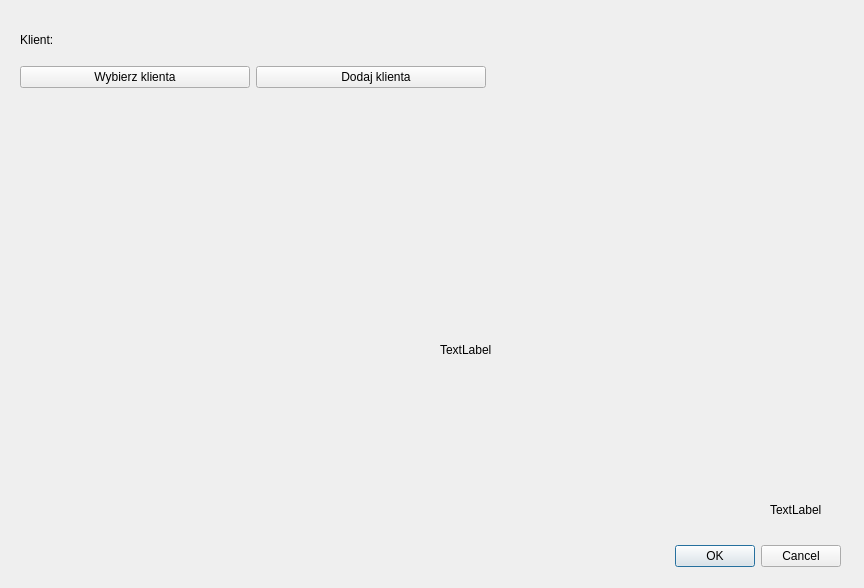
First picture: the form in noweZamowienieDialog.ui, repository militia11/shoes, before the edit.
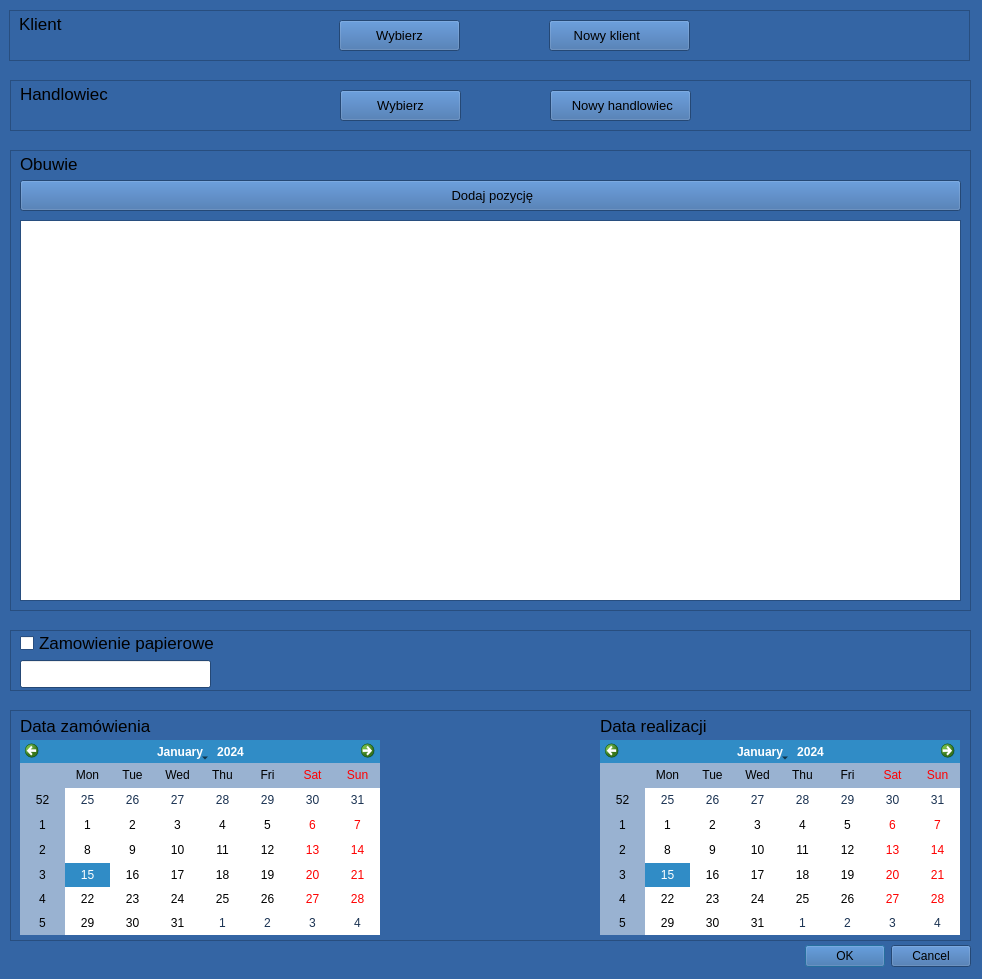
Second picture: the form after the edit. Icons and pictures are not drawn.

What changed in the file:
```diff
--- a/noweZamowienieDialog.ui
+++ b/noweZamowienieDialog.ui
@@ -6,18 +6,433 @@
    <rect>
     <x>0</x>
     <y>0</y>
-    <width>864</width>
-    <height>588</height>
+    <width>982</width>
+    <height>979</height>
    </rect>
   </property>
+  <property name="palette">
+   <palette>
+    <active>
+     <colorrole role="WindowText">
+      <brush brushstyle="SolidPattern">
+       <color alpha="255">
+        <red>0</red>
+        <green>0</green>
+        <blue>0</blue>
+       </color>
+      </brush>
+     </colorrole>
+     <colorrole role="Button">
+      <brush brushstyle="SolidPattern">
+       <color alpha="255">
+        <red>52</red>
+        <green>101</green>
+        <blue>164</blue>
+       </color>
+      </brush>
+     </colorrole>
+     <colorrole role="Light">
+      <brush brushstyle="SolidPattern">
+       <color alpha="255">
+        <red>78</red>
+        <green>152</green>
+        <blue>246</blue>
+       </color>
+      </brush>
+     </colorrole>
+     <colorrole role="Midlight">
+      <brush brushstyle="SolidPattern">
+       <color alpha="255">
+        <red>65</red>
+        <green>126</green>
+        <blue>205</blue>
+       </color>
+      </brush>
+     </colorrole>
+     <colorrole role="Dark">
+      <brush brushstyle="SolidPattern">
+       <color alpha="255">
+        <red>26</red>
+        <green>50</green>
+        <blue>82</blue>
+       </color>
+      </brush>
+     </colorrole>
+     <colorrole role="Mid">
+      <brush brushstyle="SolidPattern">
+       <color alpha="255">
+        <red>34</red>
+        <green>67</green>
+        <blue>109</blue>
+       </color>
+      </brush>
+     </colorrole>
+     <colorrole role="Text">
+      <brush brushstyle="SolidPattern">
+       <color alpha="255">
+        <red>0</red>
+        <green>0</green>
+        <blue>0</blue>
+       </color>
+      </brush>
+     </colorrole>
+     <colorrole role="BrightText">
+      <brush brushstyle="SolidPattern">
+       <color alpha="255">
+        <red>255</red>
+        <green>255</green>
+        <blue>255</blue>
+       </color>
+      </brush>
+     </colorrole>
+     <colorrole role="ButtonText">
+      <brush brushstyle="SolidPattern">
+       <color alpha="255">
+        <red>0</red>
+        <green>0</green>
+        <blue>0</blue>
+       </color>
+      </brush>
+     </colorrole>
+     <colorrole role="Base">
+      <brush brushstyle="SolidPattern">
+       <color alpha="255">
+        <red>255</red>
+        <green>255</green>
+        <blue>255</blue>
+       </color>
+      </brush>
+     </colorrole>
+     <colorrole role="Window">
+      <brush brushstyle="SolidPattern">
+       <color alpha="255">
+        <red>52</red>
+        <green>101</green>
+        <blue>164</blue>
+       </color>
+      </brush>
+     </colorrole>
+     <colorrole role="Shadow">
+      <brush brushstyle="SolidPattern">
+       <color alpha="255">
+        <red>0</red>
+        <green>0</green>
+        <blue>0</blue>
+       </color>
+      </brush>
+     </colorrole>
+     <colorrole role="AlternateBase">
+      <brush brushstyle="SolidPattern">
+       <color alpha="255">
+        <red>153</red>
+        <green>178</green>
+        <blue>209</blue>
+       </color>
+      </brush>
+     </colorrole>
+     <colorrole role="ToolTipBase">
+      <brush brushstyle="SolidPattern">
+       <color alpha="255">
+        <red>255</red>
+        <green>255</green>
+        <blue>220</blue>
+       </color>
+      </brush>
+     </colorrole>
+     <colorrole role="ToolTipText">
+      <brush brushstyle="SolidPattern">
+       <color alpha="255">
+        <red>0</red>
+        <green>0</green>
+        <blue>0</blue>
+       </color>
+      </brush>
+     </colorrole>
+    </active>
+    <inactive>
+     <colorrole role="WindowText">
+      <brush brushstyle="SolidPattern">
+       <color alpha="255">
+        <red>0</red>
+        <green>0</green>
+        <blue>0</blue>
+       </color>
+      </brush>
+     </colorrole>
+     <colorrole role="Button">
+      <brush brushstyle="SolidPattern">
+       <color alpha="255">
+        <red>52</red>
+        <green>101</green>
+        <blue>164</blue>
+       </color>
+      </brush>
+     </colorrole>
+     <colorrole role="Light">
+      <brush brushstyle="SolidPattern">
+       <color alpha="255">
+        <red>78</red>
+        <green>152</green>
+        <blue>246</blue>
+       </color>
+      </brush>
+     </colorrole>
+     <colorrole role="Midlight">
+      <brush brushstyle="SolidPattern">
+       <color alpha="255">
+        <red>65</red>
+        <green>126</green>
+        <blue>205</blue>
+       </color>
+      </brush>
+     </colorrole>
+     <colorrole role="Dark">
+      <brush brushstyle="SolidPattern">
+       <color alpha="255">
+        <red>26</red>
+        <green>50</green>
+        <blue>82</blue>
+       </color>
+      </brush>
+     </colorrole>
+     <colorrole role="Mid">
+      <brush brushstyle="SolidPattern">
+       <color alpha="255">
+        <red>34</red>
+        <green>67</green>
+        <blue>109</blue>
+       </color>
+      </brush>
+     </colorrole>
+     <colorrole role="Text">
+      <brush brushstyle="SolidPattern">
+       <color alpha="255">
+        <red>0</red>
+        <green>0</green>
+        <blue>0</blue>
+       </color>
+      </brush>
+     </colorrole>
+     <colorrole role="BrightText">
+      <brush brushstyle="SolidPattern">
+       <color alpha="255">
+        <red>255</red>
+        <green>255</green>
+        <blue>255</blue>
+       </color>
+      </brush>
+     </colorrole>
+     <colorrole role="ButtonText">
+      <brush brushstyle="SolidPattern">
+       <color alpha="255">
+        <red>0</red>
+        <green>0</green>
+        <blue>0</blue>
+       </color>
+      </brush>
+     </colorrole>
+     <colorrole role="Base">
+      <brush brushstyle="SolidPattern">
+       <color alpha="255">
+        <red>255</red>
+        <green>255</green>
+        <blue>255</blue>
+       </color>
+      </brush>
+     </colorrole>
+     <colorrole role="Window">
+      <brush brushstyle="SolidPattern">
+       <color alpha="255">
+        <red>52</red>
+        <green>101</green>
+        <blue>164</blue>
+       </color>
+      </brush>
+     </colorrole>
+     <colorrole role="Shadow">
+      <brush brushstyle="SolidPattern">
+       <color alpha="255">
+        <red>0</red>
+        <green>0</green>
+        <blue>0</blue>
+       </color>
+      </brush>
+     </colorrole>
+     <colorrole role="AlternateBase">
+      <brush brushstyle="SolidPattern">
+       <color alpha="255">
+        <red>153</red>
+        <green>178</green>
+        <blue>209</blue>
+       </color>
+      </brush>
+     </colorrole>
+     <colorrole role="ToolTipBase">
+      <brush brushstyle="SolidPattern">
+       <color alpha="255">
+        <red>255</red>
+        <green>255</green>
+        <blue>220</blue>
+       </color>
+      </brush>
+     </colorrole>
+     <colorrole role="ToolTipText">
+      <brush brushstyle="SolidPattern">
+       <color alpha="255">
+        <red>0</red>
+        <green>0</green>
+        <blue>0</blue>
+       </color>
+      </brush>
+     </colorrole>
+    </inactive>
+    <disabled>
+     <colorrole role="WindowText">
+      <brush brushstyle="SolidPattern">
+       <color alpha="255">
+        <red>26</red>
+        <green>50</green>
+        <blue>82</blue>
+       </color>
+      </brush>
+     </colorrole>
+     <colorrole role="Button">
+      <brush brushstyle="SolidPattern">
+       <color alpha="255">
+        <red>52</red>
+        <green>101</green>
+        <blue>164</blue>
+       </color>
+      </brush>
+     </colorrole>
+     <colorrole role="Light">
+      <brush brushstyle="SolidPattern">
+       <color alpha="255">
+        <red>78</red>
+        <green>152</green>
+        <blue>246</blue>
+       </color>
+      </brush>
+     </colorrole>
+     <colorrole role="Midlight">
+      <brush brushstyle="SolidPattern">
+       <color alpha="255">
+        <red>65</red>
+        <green>126</green>
+        <blue>205</blue>
+       </color>
+      </brush>
+     </colorrole>
+     <colorrole role="Dark">
+      <brush brushstyle="SolidPattern">
+       <color alpha="255">
+        <red>26</red>
+        <green>50</green>
+        <blue>82</blue>
+       </color>
+      </brush>
+     </colorrole>
+     <colorrole role="Mid">
+      <brush brushstyle="SolidPattern">
+       <color alpha="255">
+        <red>34</red>
+        <green>67</green>
+        <blue>109</blue>
+       </color>
+      </brush>
+     </colorrole>
+     <colorrole role="Text">
+      <brush brushstyle="SolidPattern">
+       <color alpha="255">
+        <red>26</red>
+        <green>50</green>
+        <blue>82</blue>
+       </color>
+      </brush>
+     </colorrole>
+     <colorrole role="BrightText">
+      <brush brushstyle="SolidPattern">
+       <color alpha="255">
+        <red>255</red>
+        <green>255</green>
+        <blue>255</blue>
+       </color>
+      </brush>
+     </colorrole>
+     <colorrole role="ButtonText">
+      <brush brushstyle="SolidPattern">
+       <color alpha="255">
+        <red>26</red>
+        <green>50</green>
+        <blue>82</blue>
+       </color>
+      </brush>
+     </colorrole>
+     <colorrole role="Base">
+      <brush brushstyle="SolidPattern">
+       <color alpha="255">
+        <red>52</red>
+        <green>101</green>
+        <blue>164</blue>
+       </color>
+      </brush>
+     </colorrole>
+     <colorrole role="Window">
+      <brush brushstyle="SolidPattern">
+       <color alpha="255">
+        <red>52</red>
+        <green>101</green>
+        <blue>164</blue>
+       </color>
+      </brush>
+     </colorrole>
+     <colorrole role="Shadow">
+      <brush brushstyle="SolidPattern">
+       <color alpha="255">
+        <red>0</red>
+        <green>0</green>
+        <blue>0</blue>
+       </color>
+      </brush>
+     </colorrole>
+     <colorrole role="AlternateBase">
+      <brush brushstyle="SolidPattern">
+       <color alpha="255">
+        <red>52</red>
+        <green>101</green>
+        <blue>164</blue>
+       </color>
+      </brush>
+     </colorrole>
+     <colorrole role="ToolTipBase">
+      <brush brushstyle="SolidPattern">
+       <color alpha="255">
+        <red>255</red>
+        <green>255</green>
+        <blue>220</blue>
+       </color>
+      </brush>
+     </colorrole>
+     <colorrole role="ToolTipText">
+      <brush brushstyle="SolidPattern">
+       <color alpha="255">
+        <red>0</red>
+        <green>0</green>
+        <blue>0</blue>
+       </color>
+      </brush>
+     </colorrole>
+    </disabled>
+   </palette>
+  </property>
   <property name="windowTitle">
    <string>Formularz dodania zamówienia</string>
   </property>
   <widget class="QDialogButtonBox" name="buttonBox">
    <property name="geometry">
     <rect>
-     <x>500</x>
-     <y>540</y>
+     <x>630</x>
+     <y>940</y>
      <width>341</width>
      <height>32</height>
     </rect>
@@ -29,84 +444,464 @@
     <set>QDialogButtonBox::Cancel|QDialogButtonBox::Ok</set>
    </property>
   </widget>
-  <widget class="QWidget" name="layoutWidget">
+  <widget class="QFrame" name="frame_3">
    <property name="geometry">
     <rect>
-     <x>20</x>
-     <y>20</y>
-     <width>466</width>
-     <height>68</height>
+     <x>10</x>
+     <y>150</y>
+     <width>961</width>
+     <height>461</height>
     </rect>
    </property>
-   <layout class="QVBoxLayout" name="verticalLayout">
-    <item>
-     <widget class="QLabel" name="label">
-      <property name="text">
-       <string>Klient:</string>
-      </property>
-     </widget>
-    </item>
-    <item>
-     <layout class="QHBoxLayout" name="horizontalLayout">
-      <item>
-       <widget class="QPushButton" name="pushButton_3">
-        <property name="text">
-         <string>Wybierz klienta</string>
-        </property>
-        <property name="iconSize">
-         <size>
-          <width>32</width>
-          <height>32</height>
-         </size>
-        </property>
-       </widget>
-      </item>
-      <item>
-       <widget class="QPushButton" name="pushButton">
-        <property name="text">
-         <string>   Dodaj klienta</string>
-        </property>
-        <property name="icon">
-         <iconset>
-          <normaloff>:/zasoby/add.png</normaloff>:/zasoby/add.png</iconset>
-        </property>
-        <property name="iconSize">
-         <size>
-          <width>21</width>
-          <height>21</height>
-         </size>
-        </property>
-       </widget>
-      </item>
-     </layout>
-    </item>
-   </layout>
+   <property name="frameShape">
+    <enum>QFrame::StyledPanel</enum>
+   </property>
+   <property name="frameShadow">
+    <enum>QFrame::Raised</enum>
+   </property>
+   <widget class="QLabel" name="label_7">
+    <property name="geometry">
+     <rect>
+      <x>10</x>
+      <y>0</y>
+      <width>101</width>
+      <height>28</height>
+     </rect>
+    </property>
+    <property name="font">
+     <font>
+      <pointsize>13</pointsize>
+     </font>
+    </property>
+    <property name="text">
+     <string>Obuwie</string>
+    </property>
+   </widget>
+   <widget class="QPushButton" name="pushButtonModel">
+    <property name="geometry">
+     <rect>
+      <x>10</x>
+      <y>30</y>
+      <width>941</width>
+      <height>31</height>
+     </rect>
+    </property>
+    <property name="sizePolicy">
+     <sizepolicy hsizetype="Fixed" vsizetype="Minimum">
+      <horstretch>0</horstretch>
+      <verstretch>0</verstretch>
+     </sizepolicy>
+    </property>
+    <property name="font">
+     <font>
+      <pointsize>10</pointsize>
+     </font>
+    </property>
+    <property name="text">
+     <string> Dodaj pozycję</string>
+    </property>
+    <property name="icon">
+     <iconset resource="zasoby.qrc">
+      <normaloff>:/zasoby/add.png</normaloff>:/zasoby/add.png</iconset>
+    </property>
+    <property name="iconSize">
+     <size>
+      <width>16</width>
+      <height>16</height>
+     </size>
+    </property>
+   </widget>
+   <widget class="QTableView" name="tableViewZam">
+    <property name="geometry">
+     <rect>
+      <x>10</x>
+      <y>70</y>
+      <width>941</width>
+      <height>381</height>
+     </rect>
+    </property>
+    <property name="alternatingRowColors">
+     <bool>true</bool>
+    </property>
+    <property name="selectionMode">
+     <enum>QAbstractItemView::ExtendedSelection</enum>
+    </property>
+    <property name="selectionBehavior">
+     <enum>QAbstractItemView::SelectRows</enum>
+    </property>
+   </widget>
   </widget>
-  <widget class="QLabel" name="label_2">
+  <widget class="QFrame" name="frame_5">
    <property name="geometry">
     <rect>
-     <x>770</x>
-     <y>500</y>
-     <width>66</width>
-     <height>20</height>
+     <x>10</x>
+     <y>80</y>
+     <width>961</width>
+     <height>51</height>
     </rect>
    </property>
-   <property name="text">
-    <string>TextLabel</string>
+   <property name="frameShape">
+    <enum>QFrame::StyledPanel</enum>
    </property>
+   <property name="frameShadow">
+    <enum>QFrame::Raised</enum>
+   </property>
+   <widget class="QLabel" name="labelHandlowiec">
+    <property name="geometry">
+     <rect>
+      <x>10</x>
+      <y>20</y>
+      <width>311</width>
+      <height>31</height>
+     </rect>
+    </property>
+    <property name="minimumSize">
+     <size>
+      <width>0</width>
+      <height>31</height>
+     </size>
+    </property>
+    <property name="font">
+     <font>
+      <pointsize>13</pointsize>
+     </font>
+    </property>
+    <property name="text">
+     <string/>
+    </property>
+    <property name="scaledContents">
+     <bool>true</bool>
+    </property>
+    <property name="alignment">
+     <set>Qt::AlignLeading|Qt::AlignLeft|Qt::AlignVCenter</set>
+    </property>
+   </widget>
+   <widget class="QPushButton" name="pushButton_9">
+    <property name="geometry">
+     <rect>
+      <x>330</x>
+      <y>10</y>
+      <width>121</width>
+      <height>31</height>
+     </rect>
+    </property>
+    <property name="sizePolicy">
+     <sizepolicy hsizetype="Fixed" vsizetype="Minimum">
+      <horstretch>0</horstretch>
+      <verstretch>0</verstretch>
+     </sizepolicy>
+    </property>
+    <property name="font">
+     <font>
+      <pointsize>10</pointsize>
+     </font>
+    </property>
+    <property name="text">
+     <string>Wybierz</string>
+    </property>
+    <property name="iconSize">
+     <size>
+      <width>32</width>
+      <height>32</height>
+     </size>
+    </property>
+   </widget>
+   <widget class="QLabel" name="label_10">
+    <property name="geometry">
+     <rect>
+      <x>10</x>
+      <y>0</y>
+      <width>101</width>
+      <height>28</height>
+     </rect>
+    </property>
+    <property name="font">
+     <font>
+      <pointsize>13</pointsize>
+     </font>
+    </property>
+    <property name="text">
+     <string>Handlowiec</string>
+    </property>
+   </widget>
+   <widget class="QPushButton" name="pushButton_7">
+    <property name="geometry">
+     <rect>
+      <x>540</x>
+      <y>10</y>
+      <width>141</width>
+      <height>31</height>
+     </rect>
+    </property>
+    <property name="sizePolicy">
+     <sizepolicy hsizetype="Fixed" vsizetype="Minimum">
+      <horstretch>0</horstretch>
+      <verstretch>0</verstretch>
+     </sizepolicy>
+    </property>
+    <property name="font">
+     <font>
+      <pointsize>10</pointsize>
+     </font>
+    </property>
+    <property name="text">
+     <string> Nowy handlowiec</string>
+    </property>
+    <property name="icon">
+     <iconset resource="zasoby.qrc">
+      <normaloff>:/zasoby/add.png</normaloff>:/zasoby/add.png</iconset>
+    </property>
+    <property name="iconSize">
+     <size>
+      <width>17</width>
+      <height>28</height>
+     </size>
+    </property>
+   </widget>
   </widget>
-  <widget class="QLabel" name="label_3">
+  <widget class="QFrame" name="frame_2">
    <property name="geometry">
     <rect>
-     <x>440</x>
-     <y>340</y>
-     <width>66</width>
-     <height>20</height>
+     <x>9</x>
+     <y>10</y>
+     <width>961</width>
+     <height>51</height>
     </rect>
    </property>
-   <property name="text">
-    <string>TextLabel</string>
+   <property name="frameShape">
+    <enum>QFrame::StyledPanel</enum>
    </property>
+   <property name="frameShadow">
+    <enum>QFrame::Raised</enum>
+   </property>
+   <widget class="QLabel" name="labelKlient">
+    <property name="geometry">
+     <rect>
+      <x>10</x>
+      <y>20</y>
+      <width>311</width>
+      <height>31</height>
+     </rect>
+    </property>
+    <property name="minimumSize">
+     <size>
+      <width>0</width>
+      <height>31</height>
+     </size>
+    </property>
+    <property name="font">
+     <font>
+      <pointsize>13</pointsize>
+     </font>
+    </property>
+    <property name="text">
+     <string/>
+    </property>
+    <property name="scaledContents">
+     <bool>true</bool>
+    </property>
+    <property name="alignment">
+     <set>Qt::AlignLeading|Qt::AlignLeft|Qt::AlignVCenter</set>
+    </property>
+   </widget>
+   <widget class="QPushButton" name="pushButton_5">
+    <property name="geometry">
+     <rect>
+      <x>330</x>
+      <y>10</y>
+      <width>121</width>
+      <height>31</height>
+     </rect>
+    </property>
+    <property name="sizePolicy">
+     <sizepolicy hsizetype="Fixed" vsizetype="Minimum">
+      <horstretch>0</horstretch>
+      <verstretch>0</verstretch>
+     </sizepolicy>
+    </property>
+    <property name="font">
+     <font>
+      <pointsize>10</pointsize>
+     </font>
+    </property>
+    <property name="text">
+     <string>Wybierz</string>
+    </property>
+    <property name="iconSize">
+     <size>
+      <width>32</width>
+      <height>32</height>
+     </size>
+    </property>
+   </widget>
+   <widget class="QPushButton" name="pushButton_6">
+    <property name="geometry">
+     <rect>
+      <x>540</x>
+      <y>10</y>
+      <width>141</width>
+      <height>31</height>
+     </rect>
+    </property>
+    <property name="sizePolicy">
+     <sizepolicy hsizetype="Fixed" vsizetype="Minimum">
+      <horstretch>0</horstretch>
+      <verstretch>0</verstretch>
+     </sizepolicy>
+    </property>
+    <property name="font">
+     <font>
+      <pointsize>10</pointsize>
+     </font>
+    </property>
+    <property name="text">
+     <string> Nowy klient        </string>
+    </property>
+    <property name="icon">
+     <iconset resource="zasoby.qrc">
+      <normaloff>:/zasoby/add.png</normaloff>:/zasoby/add.png</iconset>
+    </property>
+    <property name="iconSize">
+     <size>
+      <width>17</width>
+      <height>28</height>
+     </size>
+    </property>
+   </widget>
+   <widget class="QLabel" name="label_8">
+    <property name="geometry">
+     <rect>
+      <x>10</x>
+      <y>0</y>
+      <width>101</width>
+      <height>28</height>
+     </rect>
+    </property>
+    <property name="font">
+     <font>
+      <pointsize>13</pointsize>
+     </font>
+    </property>
+    <property name="text">
+     <string>Klient</string>
+    </property>
+   </widget>
+  </widget>
+  <widget class="QFrame" name="frame_4">
+   <property name="geometry">
+    <rect>
+     <x>10</x>
+     <y>710</y>
+     <width>961</width>
+     <height>231</height>
+    </rect>
+   </property>
+   <property name="frameShape">
+    <enum>QFrame::StyledPanel</enum>
+   </property>
+   <property name="frameShadow">
+    <enum>QFrame::Raised</enum>
+   </property>
+   <widget class="QLabel" name="label_3">
+    <property name="geometry">
+     <rect>
+      <x>10</x>
+      <y>0</y>
+      <width>221</width>
+      <height>31</height>
+     </rect>
+    </property>
+    <property name="font">
+     <font>
+      <pointsize>13</pointsize>
+     </font>
+    </property>
+    <property name="text">
+     <string>Data zamówienia</string>
+    </property>
+   </widget>
+   <widget class="QLabel" name="label_4">
+    <property name="geometry">
+     <rect>
+      <x>590</x>
+      <y>0</y>
+      <width>261</width>
+      <height>31</height>
+     </rect>
+    </property>
+    <property name="font">
+     <font>
+      <pointsize>13</pointsize>
+     </font>
+    </property>
+    <property name="text">
+     <string>Data realizacji</string>
+    </property>
+   </widget>
+   <widget class="QCalendarWidget" name="calendarWidgetRealizacja">
+    <property name="geometry">
+     <rect>
+      <x>590</x>
+      <y>30</y>
+      <width>360</width>
+      <height>195</height>
+     </rect>
+    </property>
+   </widget>
+   <widget class="QCalendarWidget" name="calendarWidget">
+    <property name="geometry">
+     <rect>
+      <x>10</x>
+      <y>30</y>
+      <width>360</width>
+      <height>195</height>
+     </rect>
+    </property>
+   </widget>
+  </widget>
+  <widget class="QFrame" name="frame_6">
+   <property name="geometry">
+    <rect>
+     <x>10</x>
+     <y>630</y>
+     <width>961</width>
+     <height>61</height>
+    </rect>
+   </property>
+   <property name="frameShape">
+    <enum>QFrame::StyledPanel</enum>
+   </property>
+   <property name="frameShadow">
+    <enum>QFrame::Raised</enum>
+   </property>
+   <widget class="QCheckBox" name="checkBox">
+    <property name="geometry">
+     <rect>
+      <x>10</x>
+      <y>0</y>
+      <width>201</width>
+      <height>26</height>
+     </rect>
+    </property>
+    <property name="font">
+     <font>
+      <pointsize>13</pointsize>
+     </font>
+    </property>
+    <property name="text">
+     <string>Zamowienie papierowe</string>
+    </property>
+   </widget>
+   <widget class="QLineEdit" name="lineEditPapier">
+    <property name="geometry">
+     <rect>
+      <x>10</x>
+      <y>30</y>
+      <width>191</width>
+      <height>28</height>
+     </rect>
+    </property>
+   </widget>
   </widget>
  </widget>
  <resources/>
```
Left out of the diff: 39 changed lines with no effect on the pictures.
